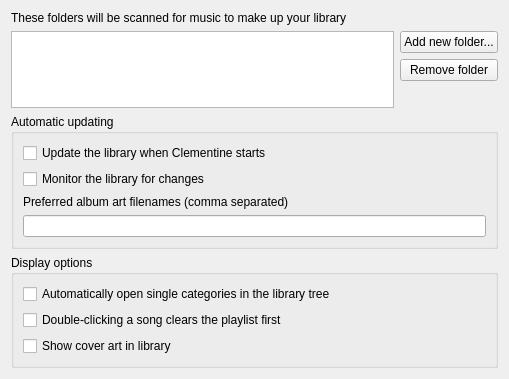
This is src/library/libraryconfig.ui in clementine-player/Clementine as Qt 5 draws it before an edit. The edited form follows.
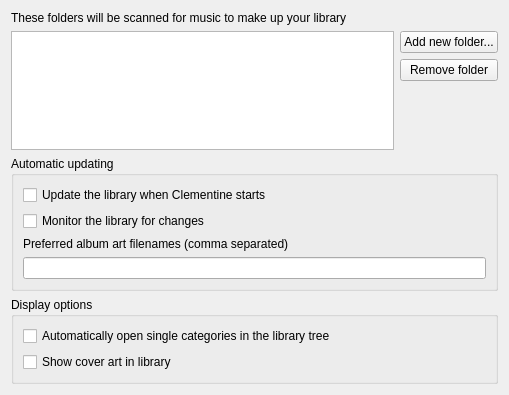
This is the edited form.

Commit message: Add some options to control what happens when you double click or use the menu to add tracks to the playlist

The edit to the form file:
```diff
--- a/src/library/libraryconfig.ui
+++ b/src/library/libraryconfig.ui
@@ -7,7 +7,7 @@
     <x>0</x>
     <y>0</y>
     <width>509</width>
-    <height>379</height>
+    <height>395</height>
    </rect>
   </property>
   <layout class="QVBoxLayout" name="verticalLayout_3">
@@ -120,13 +120,6 @@
         </property>
        </widget>
       </item>
-      <item>
-       <widget class="QCheckBox" name="auto_load">
-        <property name="text">
-         <string>Double-clicking a song clears the playlist first</string>
-        </property>
-       </widget>
-      </item>
       <item>
        <widget class="QCheckBox" name="pretty_covers">
         <property name="text">
```
The commit also changes 55 other files.
